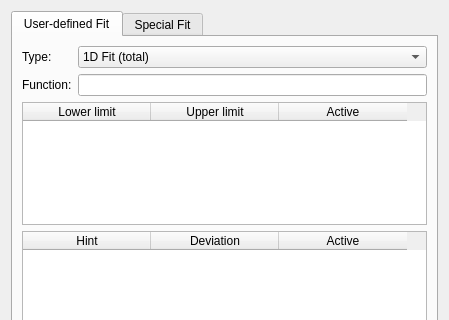
Above: ui/fit.ui from tweber-ill/frm_mirror-miezetools before the change; both pictures show x 0 to 449 and y 0 to 320 of the 449 by 529 pixel window. Below: the same form after it.
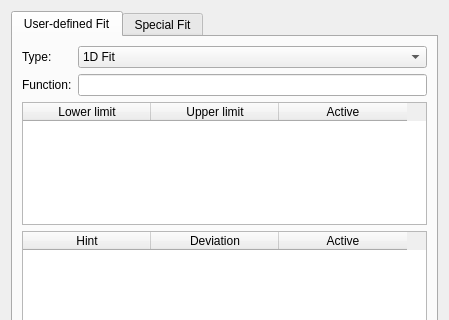
That is the form after the change.

Commit message: prevented loss of parameters for fit dialog

What changed in the file:
```diff
--- a/ui/fit.ui
+++ b/ui/fit.ui
@@ -28,12 +28,7 @@
         <widget class="QComboBox" name="comboFitType">
          <item>
           <property name="text">
-           <string>1D Fit (total)</string>
-          </property>
-         </item>
-         <item>
-          <property name="text">
-           <string>1D Fit (pixel-wise)</string>
+           <string>1D Fit</string>
           </property>
          </item>
          <item>
```
The commit also changes 5 other files.
